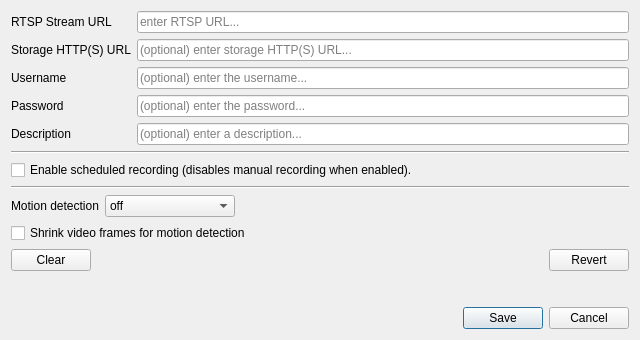
Above: Source/IpFreelyCameraSetupDialog.ui from dac1976/IP-Freely before the change. Below: the same form after it.
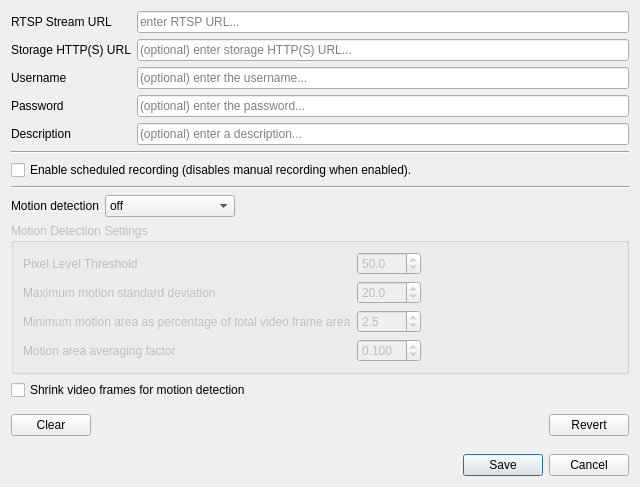
That is the form after the change.

Commit message: Further motion detector improvements

The edit to the form file:
```diff
--- a/Source/IpFreelyCameraSetupDialog.ui
+++ b/Source/IpFreelyCameraSetupDialog.ui
@@ -7,13 +7,13 @@
     <x>0</x>
     <y>0</y>
     <width>640</width>
-    <height>340</height>
+    <height>487</height>
    </rect>
   </property>
   <property name="minimumSize">
    <size>
     <width>640</width>
-    <height>340</height>
+    <height>0</height>
    </size>
   </property>
   <property name="maximumSize">
@@ -206,6 +206,213 @@
      </item>
     </layout>
    </item>
+   <item>
+    <widget class="QGroupBox" name="motionDetectSettingsGroupBox">
+     <property name="enabled">
+      <bool>false</bool>
+     </property>
+     <property name="title">
+      <string>Motion Detection Settings</string>
+     </property>
+     <layout class="QFormLayout" name="formLayout_4">
+      <item row="0" column="0">
+       <widget class="QLabel" name="label">
+        <property name="text">
+         <string>Pixel Level Threshold</string>
+        </property>
+       </widget>
+      </item>
+      <item row="0" column="1">
+       <layout class="QHBoxLayout" name="horizontalLayout_3">
+        <item>
+         <widget class="QDoubleSpinBox" name="pixelLevelThresholdDoubleSpinBox">
+          <property name="minimumSize">
+           <size>
+            <width>64</width>
+            <height>0</height>
+           </size>
+          </property>
+          <property name="toolTip">
+           <string>The pixel threshold for the motion frame contrls how much ambient motion is filtered out from the detector.</string>
+          </property>
+          <property name="decimals">
+           <number>1</number>
+          </property>
+          <property name="maximum">
+           <double>255.000000000000000</double>
+          </property>
+          <property name="value">
+           <double>50.000000000000000</double>
+          </property>
+         </widget>
+        </item>
+        <item>
+         <spacer name="horizontalSpacer_3">
+          <property name="orientation">
+           <enum>Qt::Horizontal</enum>
+          </property>
+          <property name="sizeHint" stdset="0">
+           <size>
+            <width>40</width>
+            <height>20</height>
+           </size>
+          </property>
+         </spacer>
+        </item>
+       </layout>
+      </item>
+      <item row="1" column="0">
+       <widget class="QLabel" name="label_2">
+        <property name="text">
+         <string>Maximum motion standard deviation</string>
+        </property>
+       </widget>
+      </item>
+      <item row="1" column="1">
+       <layout class="QHBoxLayout" name="horizontalLayout_4">
+        <item>
+         <widget class="QDoubleSpinBox" name="maxStdDevDoubleSpinBox">
+          <property name="minimumSize">
+           <size>
+            <width>64</width>
+            <height>0</height>
+           </size>
+          </property>
+          <property name="toolTip">
+           <string>&lt;!DOCTYPE HTML PUBLIC &quot;-//W3C//DTD HTML 4.0//EN&quot; &quot;http://www.w3.org/TR/REC-html40/strict.dtd&quot;&gt;
+&lt;html&gt;&lt;head&gt;&lt;meta name=&quot;qrichtext&quot; content=&quot;1&quot; /&gt;&lt;style type=&quot;text/css&quot;&gt;
+p, li { white-space: pre-wrap; }
+&lt;/style&gt;&lt;/head&gt;&lt;body style=&quot; font-family:'MS Shell Dlg 2'; font-size:8pt; font-weight:400; font-style:normal;&quot;&gt;
+&lt;p style=&quot; margin-top:12px; margin-bottom:12px; margin-left:0px; margin-right:0px; -qt-block-indent:0; text-indent:0px;&quot;&gt;Comparing the standard deviation of the motion guards against there being too much motion all at once, e.g. changes related to rain, snow, sunlight flares etc.&lt;/p&gt;
+&lt;p style=&quot; margin-top:12px; margin-bottom:12px; margin-left:0px; margin-right:0px; -qt-block-indent:0; text-indent:0px;&quot;&gt;Smaller values means lower sensitivity to movement.&lt;/p&gt;
+&lt;p style=&quot; margin-top:12px; margin-bottom:12px; margin-left:0px; margin-right:0px; -qt-block-indent:0; text-indent:0px;&quot;&gt;Bigger values means greater sensitivity to movement.&lt;/p&gt;&lt;/body&gt;&lt;/html&gt;</string>
+          </property>
+          <property name="decimals">
+           <number>1</number>
+          </property>
+          <property name="maximum">
+           <double>100.000000000000000</double>
+          </property>
+          <property name="singleStep">
+           <double>1.000000000000000</double>
+          </property>
+          <property name="value">
+           <double>20.000000000000000</double>
+          </property>
+         </widget>
+        </item>
+        <item>
+         <spacer name="horizontalSpacer_4">
+          <property name="orientation">
+           <enum>Qt::Horizontal</enum>
+          </property>
+          <property name="sizeHint" stdset="0">
+           <size>
+            <width>40</width>
+            <height>20</height>
+           </size>
+          </property>
+         </spacer>
+        </item>
+       </layout>
+      </item>
+      <item row="2" column="0">
+       <widget class="QLabel" name="label_3">
+        <property name="text">
+         <string>Minimum motion area as percentage of total video frame area</string>
+        </property>
+       </widget>
+      </item>
+      <item row="2" column="1">
+       <layout class="QHBoxLayout" name="horizontalLayout_5">
+        <item>
+         <widget class="QDoubleSpinBox" name="minMotionAreaPercentDoubleSpinBox">
+          <property name="minimumSize">
+           <size>
+            <width>64</width>
+            <height>0</height>
+           </size>
+          </property>
+          <property name="toolTip">
+           <string>&lt;!DOCTYPE HTML PUBLIC &quot;-//W3C//DTD HTML 4.0//EN&quot; &quot;http://www.w3.org/TR/REC-html40/strict.dtd&quot;&gt;
+&lt;html&gt;&lt;head&gt;&lt;meta name=&quot;qrichtext&quot; content=&quot;1&quot; /&gt;&lt;style type=&quot;text/css&quot;&gt;
+p, li { white-space: pre-wrap; }
+&lt;/style&gt;&lt;/head&gt;&lt;body style=&quot; font-family:'MS Shell Dlg 2'; font-size:8pt; font-weight:400; font-style:normal;&quot;&gt;
+&lt;p style=&quot; margin-top:12px; margin-bottom:12px; margin-left:0px; margin-right:0px; -qt-block-indent:0; text-indent:0px;&quot;&gt;Even with the other parameters that allow us to tune the motion detection we can detect valid motion that is still relatively small. &lt;/p&gt;
+&lt;p style=&quot; margin-top:12px; margin-bottom:12px; margin-left:0px; margin-right:0px; -qt-block-indent:0; text-indent:0px;&quot;&gt;With this parameter we can choose to ignore motion areas smaller than the defined percentage of the video frames area.&lt;/p&gt;&lt;/body&gt;&lt;/html&gt;</string>
+          </property>
+          <property name="decimals">
+           <number>1</number>
+          </property>
+          <property name="value">
+           <double>2.500000000000000</double>
+          </property>
+         </widget>
+        </item>
+        <item>
+         <spacer name="horizontalSpacer_5">
+          <property name="orientation">
+           <enum>Qt::Horizontal</enum>
+          </property>
+          <property name="sizeHint" stdset="0">
+           <size>
+            <width>40</width>
+            <height>20</height>
+           </size>
+          </property>
+         </spacer>
+        </item>
+       </layout>
+      </item>
+      <item row="3" column="0">
+       <widget class="QLabel" name="label_4">
+        <property name="text">
+         <string>Motion area averaging factor</string>
+        </property>
+       </widget>
+      </item>
+      <item row="3" column="1">
+       <layout class="QHBoxLayout" name="horizontalLayout_6">
+        <item>
+         <widget class="QDoubleSpinBox" name="motionAreaAveFactorDoubleSpinBox">
+          <property name="minimumSize">
+           <size>
+            <width>64</width>
+            <height>0</height>
+           </size>
+          </property>
+          <property name="toolTip">
+           <string>&lt;html&gt;&lt;head/&gt;&lt;body&gt;&lt;p&gt;When tracking the motion area between successive video frames we compute the tracked motion areas as follows.&lt;/p&gt;&lt;p&gt;&lt;span style=&quot; font-weight:600;&quot;&gt;M[i] = M[i-1] * f + m[i] * (1- f)&lt;/span&gt;&lt;/p&gt;&lt;p&gt;Where &lt;span style=&quot; font-weight:600;&quot;&gt;M[i]&lt;/span&gt; is the new averaged tracked motion, &lt;span style=&quot; font-weight:600;&quot;&gt;M[i-1]&lt;/span&gt; is the previous average tracked motion, &lt;span style=&quot; font-weight:600;&quot;&gt;m[i]&lt;/span&gt; is the new detected motion and &lt;span style=&quot; font-weight:600;&quot;&gt;f&lt;/span&gt; is theaveraging factor.&lt;/p&gt;&lt;p&gt;This means that the motion area is less erratic between successive video frames.&lt;/p&gt;&lt;/body&gt;&lt;/html&gt;</string>
+          </property>
+          <property name="decimals">
+           <number>3</number>
+          </property>
+          <property name="maximum">
+           <double>1.000000000000000</double>
+          </property>
+          <property name="value">
+           <double>0.100000000000000</double>
+          </property>
+         </widget>
+        </item>
+        <item>
+         <spacer name="horizontalSpacer_6">
+          <property name="orientation">
+           <enum>Qt::Horizontal</enum>
+          </property>
+          <property name="sizeHint" stdset="0">
+           <size>
+            <width>40</width>
+            <height>20</height>
+           </size>
+          </property>
+         </spacer>
+        </item>
+       </layout>
+      </item>
+     </layout>
+    </widget>
+   </item>
    <item>
     <widget class="QCheckBox" name="shrinkFramesCheckBox">
      <property name="text">
@@ -213,6 +420,22 @@
      </property>
     </widget>
    </item>
+   <item>
+    <spacer name="verticalSpacer_2">
+     <property name="orientation">
+      <enum>Qt::Vertical</enum>
+     </property>
+     <property name="sizeType">
+      <enum>QSizePolicy::Fixed</enum>
+     </property>
+     <property name="sizeHint" stdset="0">
+      <size>
+       <width>20</width>
+       <height>8</height>
+      </size>
+     </property>
+    </spacer>
+   </item>
    <item>
     <layout class="QHBoxLayout" name="horizontalLayout">
      <item>
@@ -249,10 +472,13 @@
      <property name="orientation">
       <enum>Qt::Vertical</enum>
      </property>
+     <property name="sizeType">
+      <enum>QSizePolicy::MinimumExpanding</enum>
+     </property>
      <property name="sizeHint" stdset="0">
       <size>
        <width>20</width>
-       <height>40</height>
+       <height>8</height>
       </size>
      </property>
     </spacer>
```
Left out of the diff: 5 changed lines with no effect on the pictures. The commit also changes 7 other files.
